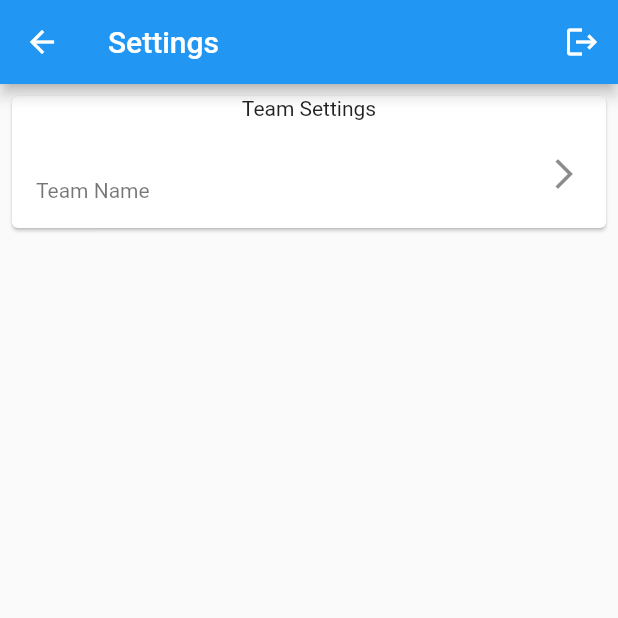
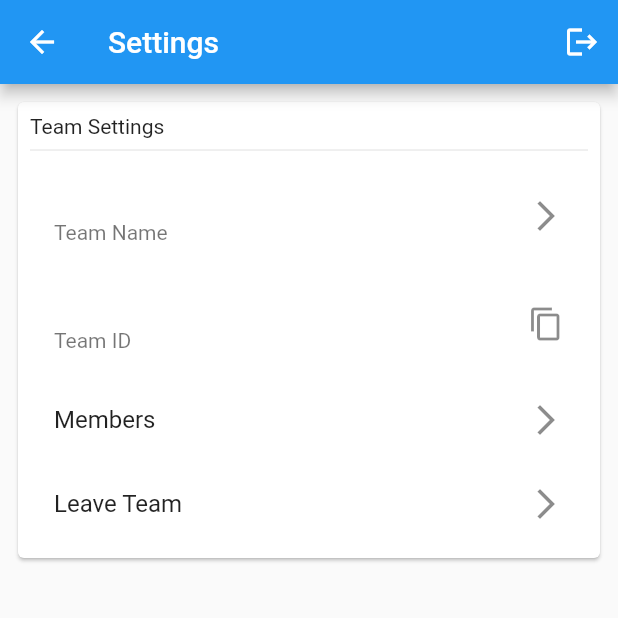
Before and after one commit to angelocordero/worship-connect-dev, a Flutter app: the SettingsHomePage screen opened directly, on a phone screen of 412 x 824 dp, the top half of it. Run offline on Flutter 3.47's test engine with Material 2 defaults, Android fonts, the phone set to English and light mode, and no system bars; our stand-ins replace cloud_firestore, firebase_auth, firebase_core, flutter_easyloading, flutter_riverpod, google_fonts and 3 more; missing offline and left inert: clipboard, enum_to_string, tap_debouncer; accounts and stored records are empty; network calls fail.

Commit message:
finished team settings UI

```diff
--- a/lib/settings/data_classes/wc_team_data.dart
+++ b/lib/settings/data_classes/wc_team_data.dart
@@ -10,4 +10,10 @@ class TeamData {
     required this.teamName,
     required this.isOpen,
   });
+
+  TeamData.empty()
+      : creatorID = '',
+        teamID = '',
+        teamName = '',
+        isOpen = true;
 }
--- a/lib/settings/widgets/team_settings.dart
+++ b/lib/settings/widgets/team_settings.dart
@@ -4,6 +4,8 @@ import 'package:worship_connect/settings/data_classes/wc_team_data.dart';
 import 'package:worship_connect/settings/services/team_firebase_api.dart';
 import 'package:worship_connect/sign_in/data_classes/wc_user_info_data.dart';
 import 'package:worship_connect/wc_core/worship_connect.dart';
+import 'package:clipboard/clipboard.dart';
+import 'package:worship_connect/wc_core/worship_connect_utilities.dart';
 
 final wcTeamDataStream = StreamProvider<TeamData>((ref) {
   final WCUserInfoData _wcUserInfoData = ref.watch(wcUserInfoDataStream).asData!.value!;
@@ -16,23 +18,93 @@ class TeamSettings extends ConsumerWidget {
 
   static Icon trailingIcon = const Icon(Icons.arrow_forward_ios);
 
+  ListTile _leaveTeamTile() {
+    return ListTile(
+      title: const Text('Leave Team'),
+      trailing: const Icon(Icons.arrow_forward_ios),
+      onTap: () {
+        //TODO: leave team
+      },
+    );
+  }
+
+  ListTile _membersTile() {
+    return ListTile(
+      title: const Text('Members'),
+      trailing: const Icon(Icons.arrow_forward_ios),
+      //TODO: members list page
+      onTap: () {},
+    );
+  }
+
+  Visibility _teamInvitesTile({
+    required bool isOpen,
+    required bool isAdminOrLeader,
+    required String teamID,
+  }) {
+    return Visibility(
+      visible: isAdminOrLeader,
+      child: SwitchListTile(
+        title: const Text('Allow Team Invites'),
+        value: isOpen,
+        onChanged: (value) async {
+          TeamFirebaseAPI(teamID).toggleIsTeamOpen(isOpen);
+        },
+      ),
+    );
+  }
+
+  ListTile _teamIDTile(String _teamID) {
+    return ListTile(
+      title: Text(_teamID),
+      subtitle: const Text('Team ID'),
+      trailing: const Icon(Icons.copy),
+      onTap: () async {
+        if (_teamID.isEmpty) {
+          WCUtils().wcShowError('Unable to copy team ID');
+          return;
+        }
+        await FlutterClipboard.copy(_teamID);
+        WCUtils().wcShowSuccess('Team ID copied to clipboard');
+      },
+    );
+  }
+
+  ListTile _teamNameTile(String _teamName) {
+    //TODO: allow name change
+    return ListTile(
+      title: Text(_teamName),
+      subtitle: const Text('Team Name'),
+      trailing: trailingIcon,
+    );
+  }
+
   @override
   Widget build(BuildContext context, WidgetRef ref) {
-    TeamData? _teamData = ref.watch(wcTeamDataStream).asData?.value;
-
+    TeamData _teamData = ref.watch(wcTeamDataStream).asData?.value ?? TeamData.empty();
+    WCUserInfoData? _userData = ref.watch(wcUserInfoDataStream).asData?.value;
 
     return Card(
-      margin: const EdgeInsets.all(8),
+      margin: const EdgeInsets.all(12),
+      child: Padding(
+        padding: const EdgeInsets.all(8.0),
         child: Column(
+          crossAxisAlignment: CrossAxisAlignment.start,
           mainAxisSize: MainAxisSize.min,
           children: [
             const Text('Team Settings'),
-          ListTile(
-            title: Text(_teamData?.teamName ?? ''),
-            subtitle: const Text('Team Name'),
-            trailing: trailingIcon,
+            const Divider(),
+            _teamNameTile(_teamData.teamName),
+            _teamIDTile(_teamData.teamID),
+            _teamInvitesTile(
+              isOpen: _teamData.isOpen,
+              isAdminOrLeader: WCUtils().isAdminOrLeader(_userData!),
+              teamID: _teamData.teamID,
             ),
+            _membersTile(),
+            _leaveTeamTile()
           ],
+        ),
       ),
     );
   }
--- a/lib/welcome/services/create_join_team_firebase_api.dart
+++ b/lib/welcome/services/create_join_team_firebase_api.dart
@@ -35,7 +35,7 @@ class CreateJoinTeamFirebaseAPI {
       'teamName': teamName,
       'creatorID': creatorID,
       'isOpen': true,
-      'teamiD': _teamID,
+      'teamID': _teamID,
     });
 
     //create member file
--- a/pubspec.yaml
+++ b/pubspec.yaml
@@ -24,6 +24,7 @@ dependencies:
   simple_gradient_text: ^1.2.2
   enum_to_string: ^2.0.1
   tap_debouncer: ^2.0.2
+  clipboard: ^0.1.3
 
 dev_dependencies:
   flutter_test:
```
Also changed, not shown: lib/settings/services/team_firebase_api.dart (+22 -16 lines), lib/wc_core/worship_connect_utilities.dart (+8 -1 lines), pubspec.lock. Lines whose indentation alone changed are shown as unchanged.
